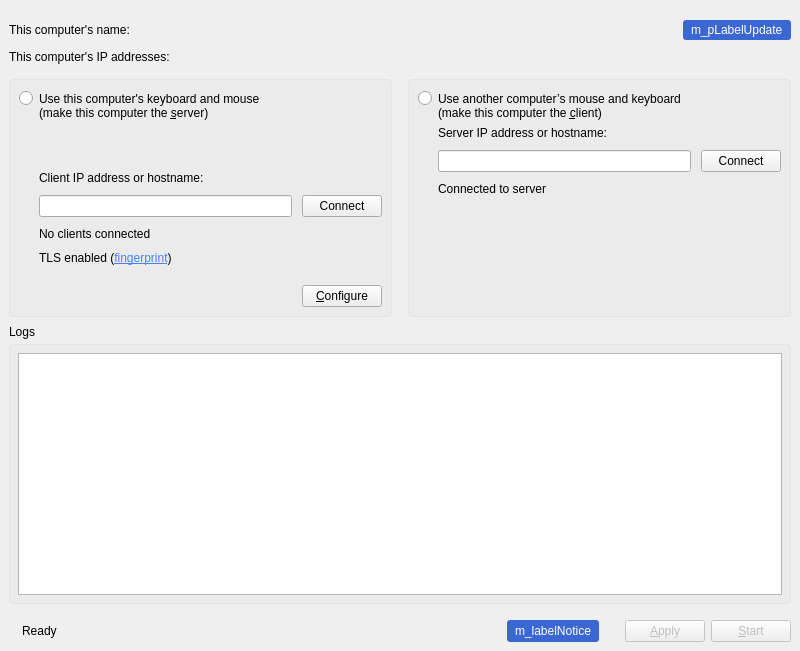
deskflow/deskflow, file src/gui/src/MainWindowBase.ui: the form before one commit.
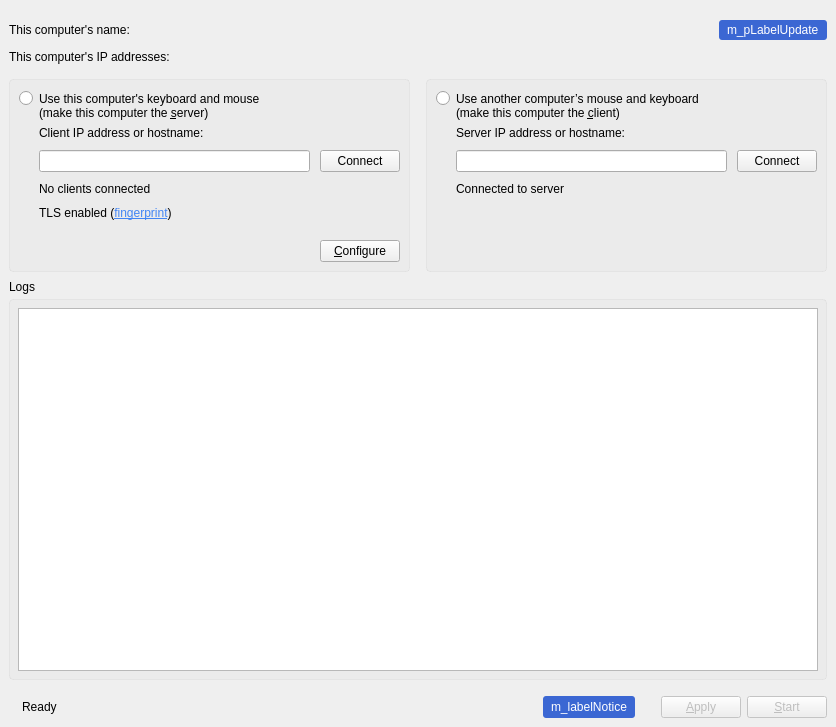
The form after the commit. Icons and pictures are not drawn. Custom widgets are drawn as their Qt base class.

Commit message: Fixed main window layout

What changed in the file:
```diff
--- a/src/gui/src/MainWindowBase.ui
+++ b/src/gui/src/MainWindowBase.ui
@@ -6,8 +6,8 @@
    <rect>
     <x>0</x>
     <y>0</y>
-    <width>800</width>
-    <height>651</height>
+    <width>836</width>
+    <height>727</height>
    </rect>
   </property>
   <property name="sizePolicy">
@@ -99,6 +99,12 @@
     </item>
     <item>
      <widget class="QWidget" name="m_pMainWidgets" native="true">
+      <property name="sizePolicy">
+       <sizepolicy hsizetype="Preferred" vsizetype="Fixed">
+        <horstretch>0</horstretch>
+        <verstretch>0</verstretch>
+       </sizepolicy>
+      </property>
       <layout class="QHBoxLayout" name="horizontalLayout_8">
        <property name="spacing">
         <number>16</number>
```
Left out of the diff: 42 changed lines with no effect on the pictures.
